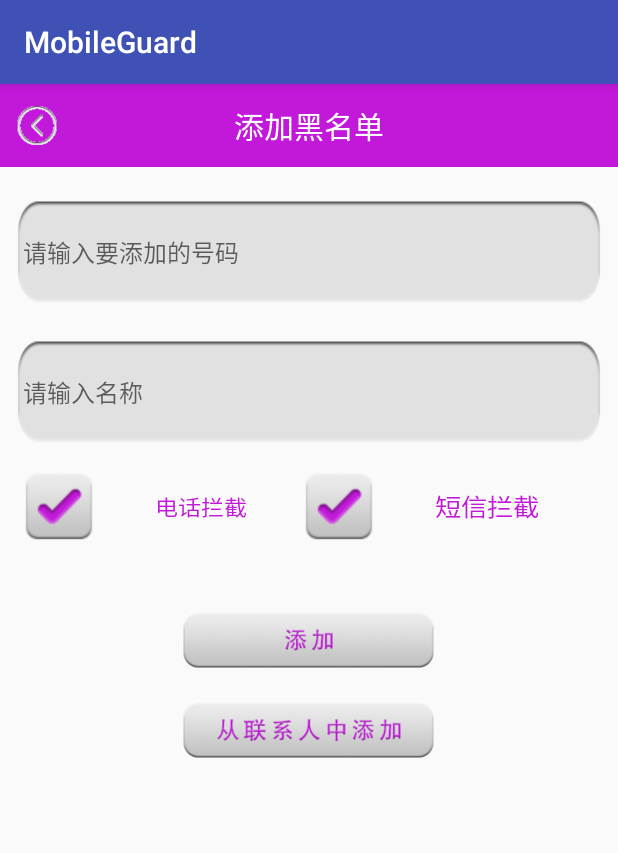
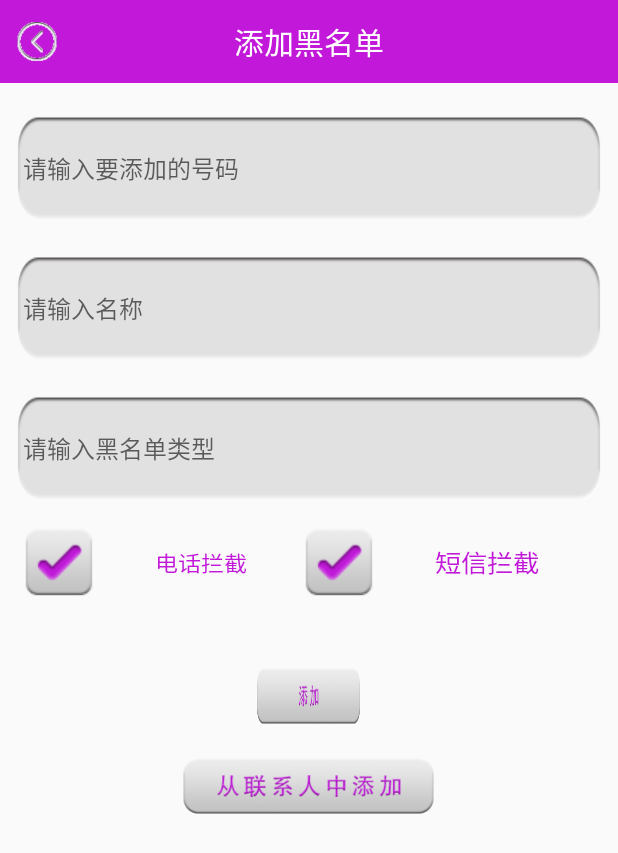
Before and after one commit to NGNLzero/MobileGuard, an Android app: the AddBlackNumberActivity screen opened directly, with no data from a screen before it, on a phone screen of 412 x 824 dp. Shown: the top 853 px of the screen. Run offline under Robolectric (Android 15) with nearby library versions, the phone set to English and light mode, and no system bars.

Commit message:
通讯卫士——黑名单

```diff
--- a/app/src/main/java/cn/edu/gdmec/android/mobileguard/m3communicationguard/AddBlackNumberActivity.java
+++ b/app/src/main/java/cn/edu/gdmec/android/mobileguard/m3communicationguard/AddBlackNumberActivity.java
@@ -5,6 +5,7 @@ import android.os.Bundle;
 import android.support.v7.app.AppCompatActivity;
 import android.text.TextUtils;
 import android.view.View;
+import android.view.WindowManager;
 import android.widget.CheckBox;
 import android.widget.EditText;
 import android.widget.ImageView;
@@ -16,54 +17,45 @@ import cn.edu.gdmec.android.mobileguard.m2theftguard.ContactSelectActivity;
 import cn.edu.gdmec.android.mobileguard.m3communicationguard.db.dao.BlackNumberDao;
 import cn.edu.gdmec.android.mobileguard.m3communicationguard.entity.BlackContactInfo;
 
-/**
- * Created by admin on 2017/10/30.
- */
-
 public class AddBlackNumberActivity extends AppCompatActivity implements View.OnClickListener{
     private CheckBox mSmsCB;
     private CheckBox mTelCB;
+    private EditText mNameET;
     private EditText mNumET;
-    private EditText mNameET;
+    private EditText mTypeET;
     private BlackNumberDao dao;
 
-    private void initView(){
-        findViewById(R.id.rl_titlebar).setBackgroundColor(getResources().getColor(R.color.bright_purple));
-        ((TextView) findViewById(R.id.tv_title)).setText("添加黑名单");
-        ImageView mLeftImgv = (ImageView) findViewById(R.id.imgv_leftbtn);
+    @Override
+    protected void onCreate(Bundle savedInstanceState) {
+        super.onCreate(savedInstanceState);
+        setContentView(R.layout.activity_add_black_number);
+        getSupportActionBar().hide();
+        getWindow().setFlags(WindowManager.LayoutParams.FLAG_FULLSCREEN, WindowManager.LayoutParams.FLAG_FULLSCREEN);
+        dao = new BlackNumberDao(AddBlackNumberActivity.this);
+        initView();
+    }
+
+    private void initView() {
+        findViewById(R.id.rl_titlebar).setBackgroundColor(
+                getResources().getColor(R.color.bright_purple)
+        );
+        ((TextView)findViewById(R.id.tv_title)).setText("添加黑名单");
+        ImageView mLeftImgv = (ImageView)findViewById(R.id.imgv_leftbtn);
         mLeftImgv.setOnClickListener(this);
         mLeftImgv.setImageResource(R.drawable.back);
+        mSmsCB = (CheckBox)findViewById(R.id.cb_blacknumber_sms);
+        mTelCB = (CheckBox)findViewById(R.id.cb_blacknumber_tel);
+        mNumET = (EditText)findViewById(R.id.et_blacknumber);
+        mNameET = (EditText)findViewById(R.id.et_blackname);
+        //马克
+        mTypeET = (EditText)findViewById(R.id.et_blacktype);
 
-        mSmsCB = (CheckBox) findViewById(R.id.cb_blacknumber_sms);
-        mTelCB = (CheckBox) findViewById(R.id.cb_blacknumber_tel);
-        mNumET = (EditText) findViewById(R.id.et_balcknumber);
-        mNameET = (EditText) findViewById(R.id.et_blackname);
         findViewById(R.id.add_blacknum_btn).setOnClickListener(this);
         findViewById(R.id.add_fromcontact_btn).setOnClickListener(this);
     }
 
     @Override
-    protected void onActivityResult(int requestCode, int resultCode, Intent data){
-        super.onActivityResult(requestCode, resultCode, data);
-        if(data != null){
-            // 获取选中的联系人信息
-            String phone = data.getStringExtra("phone");
-            String name = data.getStringExtra("name");
-            mNameET.setText(name);
-            mNumET.setText(phone);
-        }
-    }
-
-    @Override
-    protected void onCreate(Bundle savedInstanceState){
-        super.onCreate(savedInstanceState);
-        setContentView(R.layout.activity_add_black_number);
-        dao = new BlackNumberDao(AddBlackNumberActivity.this);
-        initView();
-    }
-
-    @Override
-    public void onClick(View view){
+    public void onClick(View view) {
         switch (view.getId()){
             case R.id.imgv_leftbtn:
                 finish();
@@ -71,38 +63,53 @@ public class AddBlackNumberActivity extends AppCompatActivity implements View.On
             case R.id.add_blacknum_btn:
                 String number = mNumET.getText().toString().trim();
                 String name = mNameET.getText().toString().trim();
-                if(TextUtils.isEmpty(number) || TextUtils.isEmpty(name)){
-                    Toast.makeText(this, "电话号码和手机号不能为空！", Toast.LENGTH_LONG).show();
+                String type = mTypeET.getText().toString().trim();
+                if (TextUtils.isEmpty(number) || TextUtils.isEmpty(name)){
+                    Toast.makeText(this,"电话号码和手机号不能为空",Toast.LENGTH_LONG).show();
                     return;
-                } else {
-                    // 电话号码和名称都不为空
+                }else{
                     BlackContactInfo blackContactInfo = new BlackContactInfo();
                     blackContactInfo.phoneNumber = number;
                     blackContactInfo.contactName = name;
-                    if(mSmsCB.isChecked() & mTelCB.isChecked()){
-                        // 两种拦截模式都选
-                        blackContactInfo.mode = 3;
-                    } else if(mSmsCB.isChecked() & !mTelCB.isChecked()){
-                        // 短信拦截
+                    blackContactInfo.blackType =  type;
+                    if (mSmsCB.isChecked() & mTelCB.isChecked()){
+                        blackContactInfo.mode =3;
+                    }else if(mSmsCB.isChecked()& !mTelCB.isChecked()){
                         blackContactInfo.mode = 2;
-                    } else if(!mSmsCB.isChecked() & mTelCB.isChecked()){
-                        // 电话拦截
-                        blackContactInfo.mode = 1;
-                    } else {
-                        Toast.makeText(this, "请选择拦截模式！", Toast.LENGTH_SHORT).show();
+                    }else if (!mSmsCB.isChecked()&mTelCB.isChecked()){
+                        blackContactInfo.mode =1;
+                    }else{
+                        Toast.makeText(this,"请选择拦截模式",Toast.LENGTH_SHORT).show();
                         return;
                     }
-                    if(!dao.IsNumberExist(blackContactInfo.phoneNumber)){
+                    if (!dao.IsNumberExist(blackContactInfo.phoneNumber)){
                         dao.add(blackContactInfo);
-                    } else {
-                        Toast.makeText(this, "该号码已经被添加至黑名单", Toast.LENGTH_SHORT).show();
                     }
-                    finish();
+
+                    else{
+                        Toast.makeText(this,"该号码已经被添加至黑名单",Toast.LENGTH_SHORT).show();
+
+                    }finish();
                 }
                 break;
             case R.id.add_fromcontact_btn:
-                startActivityForResult(new Intent(this, ContactSelectActivity.class),0);
+                startActivityForResult(
+                        new Intent(this,ContactSelectActivity.class),0);
                 break;
         }
     }
+
+    @Override
+    protected void onActivityResult(int requestCode, int resultCode, Intent data) {
+        super.onActivityResult(requestCode, resultCode, data);
+        if (data!=null){
+            String phone = data.getStringExtra("phone");
+            String name = data.getStringExtra("name");
+            //马克
+            String type = data.getStringExtra("type");
+            mNameET.setText(name);
+            mNumET.setText(phone);
+            mTypeET.setText(type);
+        }
+    }
 }
--- a/app/src/main/res/layout/activity_add_black_number.xml
+++ b/app/src/main/res/layout/activity_add_black_number.xml
@@ -1,18 +1,21 @@
 <?xml version="1.0" encoding="utf-8"?>
 <LinearLayout xmlns:android="http://schemas.android.com/apk/res/android"
+    xmlns:app="http://schemas.android.com/apk/res-auto"
+    xmlns:tools="http://schemas.android.com/tools"
     android:layout_width="match_parent"
     android:layout_height="match_parent"
-    android:orientation="vertical">
-
+    android:orientation="vertical"
+    tools:context="cn.edu.gdmec.android.mobileguard.m3communicationguard.AddBlackNumberActivity"
+    >
     <include layout="@layout/titlebar"/>
 
     <EditText
-        android:id="@+id/et_balcknumber"
+        android:id="@+id/et_blacknumber"
         android:layout_width="match_parent"
         android:layout_height="wrap_content"
         android:layout_marginLeft="10dp"
+        android:layout_marginTop="20dp"
         android:layout_marginRight="10dp"
-        android:layout_marginTop="20dp"
         android:background="@drawable/coner_white_rec"
         android:hint="请输入要添加的号码"
         android:inputType="phone"
@@ -32,14 +35,27 @@
         android:paddingLeft="5dp"
         android:textColor="@color/bright_purple"
         android:textSize="16sp"/>
+    <!--黑名单类型-->
+    <EditText
+        android:id="@+id/et_blacktype"
+        android:layout_width="match_parent"
+        android:layout_height="wrap_content"
+        android:layout_marginLeft="10dp"
+        android:layout_marginRight="10dp"
+        android:layout_marginTop="20dp"
+        android:background="@drawable/coner_white_rec"
+        android:hint="请输入黑名单类型"
+        android:paddingLeft="5dp"
+        android:textColor="@color/bright_purple"
+        android:textSize="16sp"/>
+
 
     <LinearLayout
         android:layout_width="match_parent"
         android:layout_height="wrap_content"
+        android:gravity="center"
         android:layout_margin="15dp"
-        android:gravity="center"
         android:orientation="horizontal">
-
         <CheckBox
             android:id="@+id/cb_blacknumber_tel"
             android:layout_width="wrap_content"
@@ -51,6 +67,7 @@
             android:text="电话拦截"
             android:textColor="@color/bright_purple"
             android:textScaleX="1.1"/>
+
 
         <CheckBox
             android:id="@+id/cb_blacknumber_sms"
@@ -64,22 +81,22 @@
             android:textColor="@color/bright_purple"
             android:textScaleX="1.1"
             android:textSize="16sp"/>
+
+
+
     </LinearLayout>
-
     <Button
         android:id="@+id/add_blacknum_btn"
-        android:layout_width="170dp"
+        android:layout_gravity="center_horizontal"
+        android:layout_width="70dp"
         android:layout_height="40dp"
-        android:layout_gravity="center_horizontal"
         android:layout_marginTop="30dp"
         android:background="@drawable/add_btn_selector_securityphone"/>
-
     <Button
         android:id="@+id/add_fromcontact_btn"
         android:layout_width="170dp"
         android:layout_height="40dp"
         android:layout_gravity="center_horizontal"
         android:layout_marginTop="20dp"
-        android:background="@drawable/add_fromcontact_btn_selector_securityphone"/>
-
+        android:background="@drawable/add_fromcontact_btn_selector_securityphone" />
 </LinearLayout>
```
Also changed, not shown: app/src/main/java/cn/edu/gdmec/android/mobileguard/m3communicationguard/SecurityPhoneActivity.java (+41 -50 lines), app/src/main/java/cn/edu/gdmec/android/mobileguard/m3communicationguard/adapter/BlackContactAdapter.java (+67 -59 lines), app/src/main/java/cn/edu/gdmec/android/mobileguard/m3communicationguard/db/BlackNumberOpenHelper.java (+20 -13 lines), app/src/main/java/cn/edu/gdmec/android/mobileguard/m3communicationguard/db/dao/BlackNumberDao.java (+7 -10 lines), app/src/main/java/cn/edu/gdmec/android/mobileguard/m3communicationguard/entity/BlackContactInfo.java (+4 -7 lines), app/src/main/java/cn/edu/gdmec/android/mobileguard/m3communicationguard/receiver/InterceptCallReciever.java (+40 -54 lines), app/src/main/java/cn/edu/gdmec/android/mobileguard/m3communicationguard/receiver/InterceptSmsReciever.java (+13 -17 lines), app/src/main/res/layout/item_list_blackcontact.xml (+15 -6 lines).
